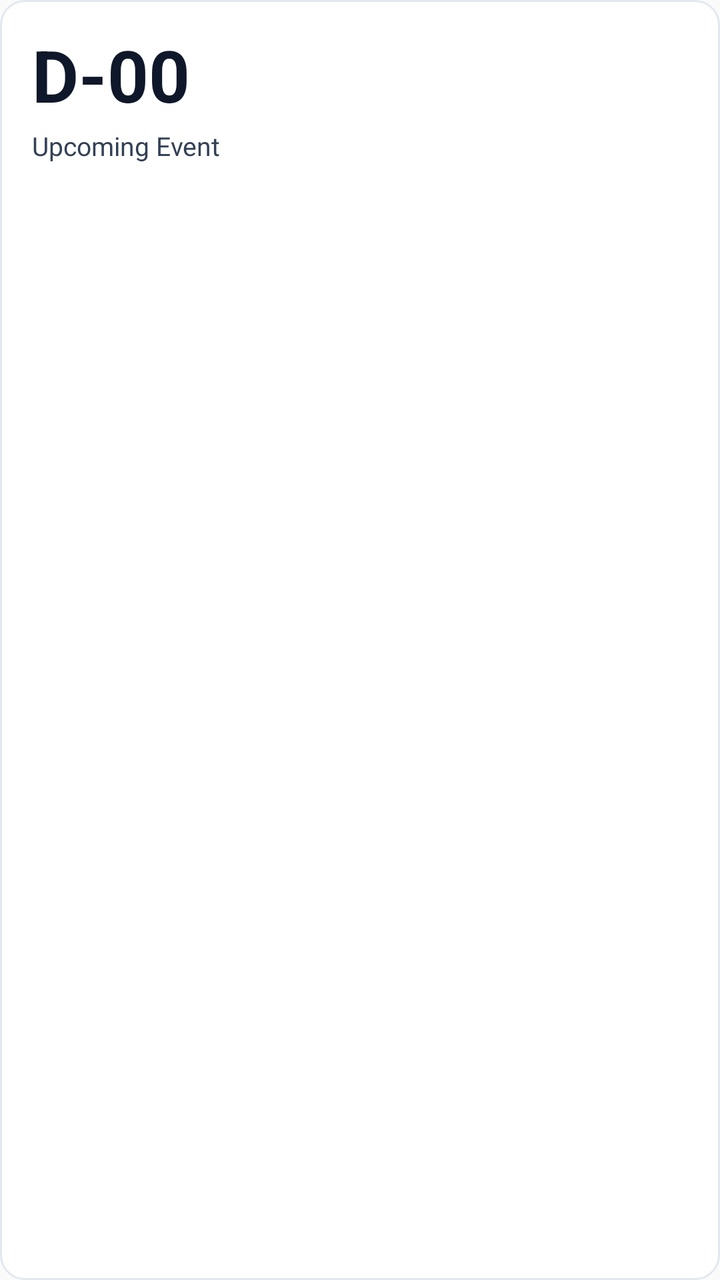
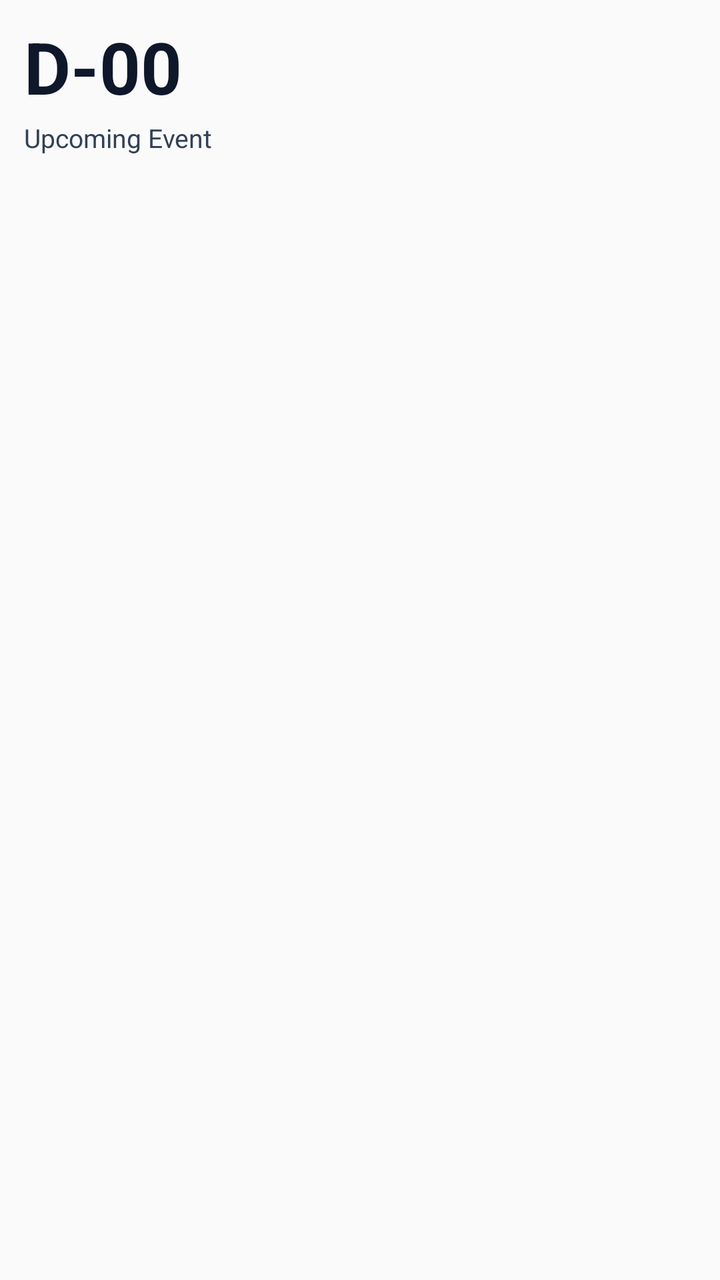

An Android layout rendered at two revisions. The XML below is the earlier revision; the diff shows what the commit changed to produce the second picture.
<!-- AndroidManifest.xml: application theme AppTheme -->
<!-- res/layout/widget_md_countdown.xml -->
<?xml version="1.0" encoding="utf-8"?>
<LinearLayout xmlns:android="http://schemas.android.com/apk/res/android"
    android:id="@+id/widget_countdown_root"
    android:layout_width="match_parent"
    android:layout_height="match_parent"
    android:orientation="vertical"
    android:gravity="top"
    android:background="@drawable/widget_surface_bg"
    android:padding="16dp">

    
    <LinearLayout
        android:id="@+id/widget_countdown_horiz_container"
        android:layout_width="match_parent"
        android:layout_height="wrap_content"
        android:orientation="horizontal"
        android:gravity="center_vertical"
        android:visibility="gone">

        <TextView
            android:id="@+id/widget_countdown_horiz_value"
            android:layout_width="wrap_content"
            android:layout_height="wrap_content"
            android:text="D-00"
            android:textSize="28sp"
            android:textStyle="bold"
            android:textColor="#0F172A"
            android:includeFontPadding="false" />

        <TextView
            android:id="@+id/widget_countdown_horiz_title"
            android:layout_width="0dp"
            android:layout_height="wrap_content"
            android:layout_weight="1"
            android:layout_marginStart="12dp"
            android:text="Upcoming Event"
            android:maxLines="1"
            android:ellipsize="end"
            android:textSize="14sp"
            android:textStyle="bold"
            android:textColor="#334155" />
    </LinearLayout>

    
    <LinearLayout
        android:id="@+id/widget_countdown_vert_container"
        android:layout_width="match_parent"
        android:layout_height="0dp"
        android:layout_weight="1"
        android:orientation="vertical"
        android:gravity="top">

        <TextView
            android:id="@+id/widget_countdown_value"
            android:layout_width="wrap_content"
            android:layout_height="wrap_content"
            android:text="D-00"
            android:textSize="36sp"
            android:textStyle="bold"
            android:textColor="#0F172A"
            android:includeFontPadding="false"
            android:layout_marginTop="2dp" />

        <TextView
            android:id="@+id/widget_countdown_title"
            android:layout_width="match_parent"
            android:layout_height="wrap_content"
            android:layout_marginTop="4dp"
            android:text="Upcoming Event"
            android:maxLines="2"
            android:ellipsize="end"
            android:textSize="13sp"
            android:textColor="#334155" />

        <TextView
            android:layout_width="0dp"
            android:layout_height="0dp"
            android:layout_weight="1"
            android:text="" />

        
        <TextView
            android:id="@+id/widget_countdown_tags"
            android:layout_width="wrap_content"
            android:layout_height="wrap_content"
            android:layout_marginTop="6dp"
            android:text="#EventTag"
            android:maxLines="1"
            android:ellipsize="end"
            android:textSize="11sp"
            android:textStyle="bold"
            android:textColor="#1D4ED8"
            android:background="@drawable/widget_hashtag_pill"
            android:paddingStart="10dp"
            android:paddingEnd="10dp"
            android:paddingTop="3dp"
            android:paddingBottom="3dp"
            android:visibility="gone" />
    </LinearLayout>

</LinearLayout>
<!-- resources referenced by this layout -->
<resources>
  <!-- drawable widget_hashtag_pill (drawable) -->
  <?xml version="1.0" encoding="utf-8"?>
  <shape xmlns:android="http://schemas.android.com/apk/res/android"
      android:shape="rectangle">
      <solid android:color="#EFF6FF" />
      <stroke android:width="1dp" android:color="#BFDBFE" />
      <corners android:radius="100dp" />
  </shape>
  <!-- drawable widget_surface_bg (drawable) -->
  <?xml version="1.0" encoding="utf-8"?>
  <shape xmlns:android="http://schemas.android.com/apk/res/android"
      android:shape="rectangle">
      <solid android:color="#FFFFFF" />
      <stroke android:width="1dp" android:color="#E2E8F0" />
      <corners android:radius="12dp" />
  </shape>
  <style name="AppTheme" parent="Theme.AppCompat.Light.DarkActionBar">
          
          <item name="colorPrimary">@color/colorPrimary</item>
          <item name="colorPrimaryDark">@color/colorPrimaryDark</item>
          <item name="colorAccent">@color/colorAccent</item>
      </style>
</resources>

<!-- the commit's change to res/layout/widget_md_countdown.xml (unified diff, before → after) -->
@@ -1,101 +1,119 @@
 <?xml version="1.0" encoding="utf-8"?>
-<LinearLayout xmlns:android="http://schemas.android.com/apk/res/android"
+<FrameLayout xmlns:android="http://schemas.android.com/apk/res/android"
     android:id="@+id/widget_countdown_root"
     android:layout_width="match_parent"
-    android:layout_height="match_parent"
-    android:orientation="vertical"
-    android:gravity="top"
-    android:background="@drawable/widget_surface_bg"
-    android:padding="16dp">
+    android:layout_height="match_parent">
 
-    
+    <ImageView
+        android:id="@+id/widget_countdown_bg"
+        android:layout_width="match_parent"
+        android:layout_height="match_parent"
+        android:scaleType="fitXY"
+        android:contentDescription="" />
+
     <LinearLayout
-        android:id="@+id/widget_countdown_horiz_container"
+        android:id="@+id/widget_countdown_content"
         android:layout_width="match_parent"
-        android:layout_height="wrap_content"
-        android:orientation="horizontal"
-        android:gravity="center_vertical"
-        android:visibility="gone">
+        android:layout_height="match_parent"
+        android:orientation="vertical"
+        android:gravity="top"
+        android:padding="12dp">
 
-        <TextView
-            android:id="@+id/widget_countdown_horiz_value"
-            android:layout_width="wrap_content"
-            android:layout_height="wrap_content"
-            android:text="D-00"
-            android:textSize="28sp"
-            android:textStyle="bold"
-            android:textColor="#0F172A"
-            android:includeFontPadding="false" />
-
-        <TextView
-            android:id="@+id/widget_countdown_horiz_title"
-            android:layout_width="0dp"
-            android:layout_height="wrap_content"
-            android:layout_weight="1"
-            android:layout_marginStart="12dp"
-            android:text="Upcoming Event"
-            android:maxLines="1"
-            android:ellipsize="end"
-            android:textSize="14sp"
-            android:textStyle="bold"
-            android:textColor="#334155" />
-    </LinearLayout>
-
-    
-    <LinearLayout
-        android:id="@+id/widget_countdown_vert_container"
-        android:layout_width="match_parent"
-        android:layout_height="0dp"
-        android:layout_weight="1"
-        android:orientation="vertical"
-        android:gravity="top">
-
-        <TextView
-            android:id="@+id/widget_countdown_value"
-            android:layout_width="wrap_content"
-            android:layout_height="wrap_content"
-            android:text="D-00"
-            android:textSize="36sp"
-            android:textStyle="bold"
-            android:textColor="#0F172A"
-            android:includeFontPadding="false"
-            android:layout_marginTop="2dp" />
-
-        <TextView
-            android:id="@+id/widget_countdown_title"
+        
+        <LinearLayout
+            android:id="@+id/widget_countdown_horiz_container"
             android:layout_width="match_parent"
             android:layout_height="wrap_content"
-            android:layout_marginTop="4dp"
-            android:text="Upcoming Event"
-            android:maxLines="2"
-            android:ellipsize="end"
-            android:textSize="13sp"
-            android:textColor="#334155" />
+            android:orientation="horizontal"
+            android:gravity="center_vertical"
+            android:visibility="gone">
 
-        <TextView
-            android:layout_width="0dp"
+            <TextView
+                android:id="@+id/widget_countdown_horiz_value"
+                android:layout_width="wrap_content"
+                android:layout_height="wrap_content"
+                android:text="D-00"
+                android:textSize="28sp"
+                android:textStyle="bold"
+                android:textColor="#0F172A"
+                android:maxLines="1"
+                android:singleLine="true"
+                android:ellipsize="none"
+                android:includeFontPadding="false" />
+
+            <TextView
+                android:id="@+id/widget_countdown_horiz_title"
+                android:layout_width="0dp"
+                android:layout_height="wrap_content"
+                android:layout_weight="1"
+                android:layout_marginStart="12dp"
+                android:text="Upcoming Event"
+                android:maxLines="1"
+                android:ellipsize="end"
+                android:textSize="14sp"
+                android:textStyle="bold"
+                android:textColor="#334155" />
+        </LinearLayout>
+
+        
+        <LinearLayout
+            android:id="@+id/widget_countdown_vert_container"
+            android:layout_width="match_parent"
             android:layout_height="0dp"
             android:layout_weight="1"
-            android:text="" />
+            android:orientation="vertical"
+            android:gravity="top">
 
-        
-        <TextView
-            android:id="@+id/widget_countdown_tags"
-            android:layout_width="wrap_content"
-            android:layout_height="wrap_content"
-            android:layout_marginTop="6dp"
-            android:text="#EventTag"
-            android:maxLines="1"
-            android:ellipsize="end"
-            android:textSize="11sp"
-            android:textStyle="bold"
-            android:textColor="#1D4ED8"
-            android:background="@drawable/widget_hashtag_pill"
-            android:paddingStart="10dp"
-            android:paddingEnd="10dp"
-            android:paddingTop="3dp"
-            android:paddingBottom="3dp"
-            android:visibility="gone" />
+            <TextView
+                android:id="@+id/widget_countdown_value"
+                android:layout_width="wrap_content"
+                android:layout_height="wrap_content"
+                android:text="D-00"
+                android:textSize="36sp"
+                android:textStyle="bold"
+                android:textColor="#0F172A"
+                android:maxLines="1"
+                android:singleLine="true"
+                android:ellipsize="none"
+                android:includeFontPadding="false"
+                android:layout_marginTop="2dp" />
+
+            <TextView
+                android:id="@+id/widget_countdown_title"
+                android:layout_width="match_parent"
+                android:layout_height="wrap_content"
+                android:layout_marginTop="4dp"
+                android:text="Upcoming Event"
+                android:maxLines="2"
+                android:ellipsize="end"
+                android:textSize="13sp"
+                android:textColor="#334155" />
+
+            <TextView
+                android:layout_width="0dp"
+                android:layout_height="0dp"
+                android:layout_weight="1"
+                android:text="" />
+
+            
+            <TextView
+                android:id="@+id/widget_countdown_tags"
+                android:layout_width="wrap_content"
+                android:layout_height="wrap_content"
+                android:layout_marginTop="6dp"
+                android:text="#EventTag"
+                android:maxLines="1"
+                android:ellipsize="end"
+                android:textSize="11sp"
+                android:textStyle="bold"
+                android:textColor="#1D4ED8"
+                android:background="@drawable/widget_hashtag_pill"
+                android:paddingStart="10dp"
+                android:paddingEnd="10dp"
+                android:paddingTop="3dp"
+                android:paddingBottom="3dp"
+                android:visibility="gone" />
+        </LinearLayout>
+
     </LinearLayout>
-
-</LinearLayout>
+</FrameLayout>
<!-- resource entries referenced after the edit -->
@@ -8,14 +8,6 @@
       <stroke android:width="1dp" android:color="#BFDBFE" />
       <corners android:radius="100dp" />
   </shape>
-  <!-- drawable widget_surface_bg (drawable) -->
-  <?xml version="1.0" encoding="utf-8"?>
-  <shape xmlns:android="http://schemas.android.com/apk/res/android"
-      android:shape="rectangle">
-      <solid android:color="#FFFFFF" />
-      <stroke android:width="1dp" android:color="#E2E8F0" />
-      <corners android:radius="12dp" />
-  </shape>
   <style name="AppTheme" parent="Theme.AppCompat.Light.DarkActionBar">
           
           <item name="colorPrimary">@color/colorPrimary</item>
